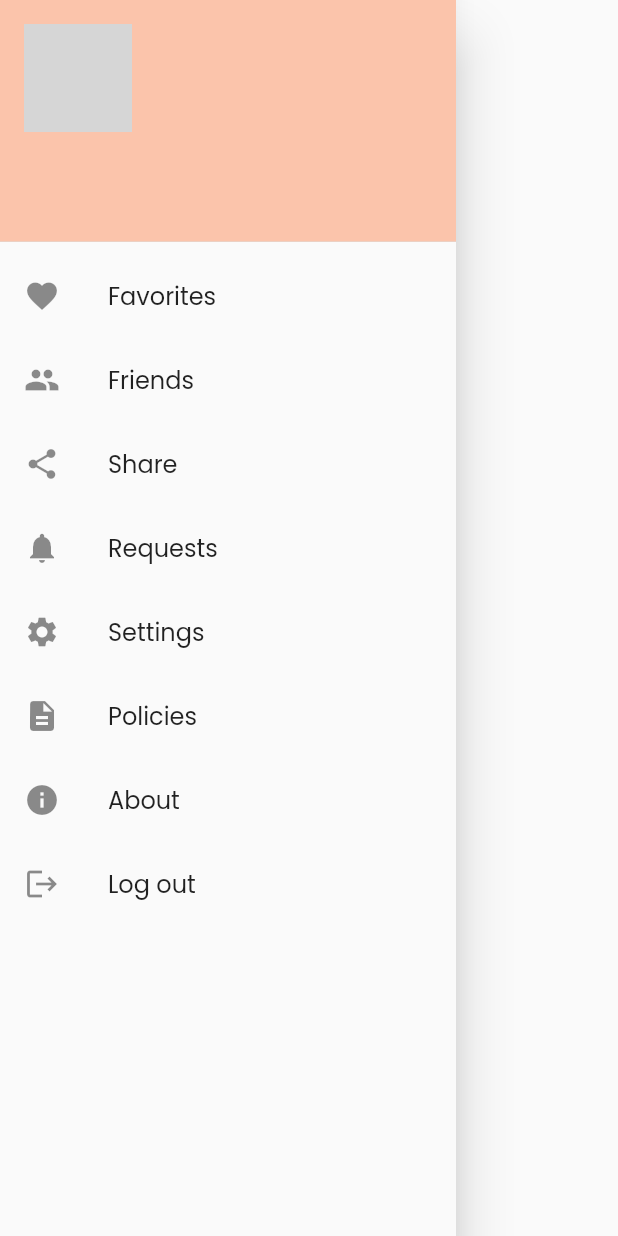
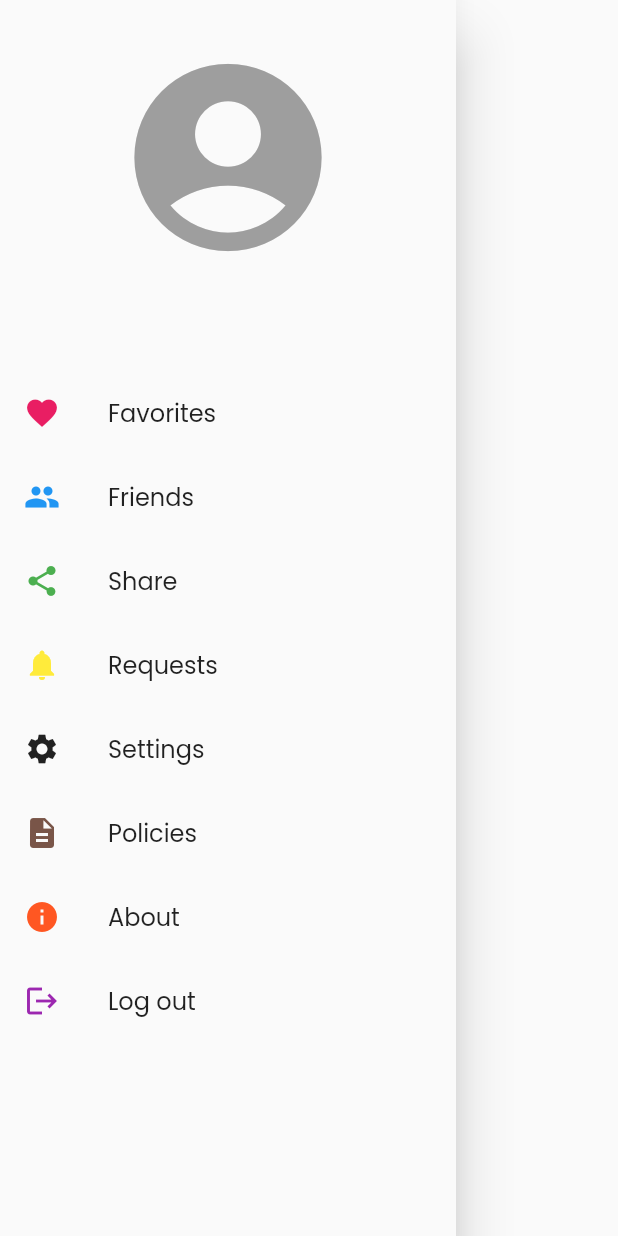
Before and after one commit to YashIngole/CureComm, a Flutter app: what navbar() shows on an empty page, opened directly with empty values, on a phone screen of 412 x 824 dp. Run offline on Flutter 3.47's test engine with Material 2 defaults, Android fonts, the phone set to English and light mode, and no system bars; our stand-ins replace cloud_firestore, firebase_auth, firebase_core, flutter_svg, google_fonts, shared_preferences; missing offline and left inert: side_navigation; accounts and stored records are empty; grey boxes are pictures that could not be loaded.

Commit message:
completed ui of drawer

```diff
--- a/lib/home.dart
+++ b/lib/home.dart
@@ -43,7 +43,7 @@ class _HomeState extends State<Home> {
     return Scaffold(
         key: scaffoldKey,
         drawer: navbar(userName, email),
-        bottomNavigationBar: bottomnav(),
+        // bottomNavigationBar: bottomnav(),
 
         // appBar: BuildAppBar(),
         body: Stack(
--- a/lib/navigationbar.dart
+++ b/lib/navigationbar.dart
@@ -12,64 +12,90 @@ Drawer navbar(String userName, String email) {
 
   return Drawer(
     child: ListView(
+      padding: EdgeInsets.symmetric(vertical: 30),
       children: [
-        UserAccountsDrawerHeader(
-          accountName: Text(
-            userName,
-            style: TextStyle(
-                fontSize: 20, color: Colors.black, fontWeight: FontWeight.bold),
-          ),
-          accountEmail:
-              Text(email, style: TextStyle(fontSize: 15, color: Colors.black)),
-          currentAccountPicture: CircleAvatar(
-            child: ClipOval(
-              child: Image.network(
-                "",
-                width: 90,
-                height: 90,
-                fit: BoxFit.cover,
-              ),
-            ),
-          ),
-          decoration: BoxDecoration(color: ktilecolor),
+        Icon(
+          Icons.account_circle,
+          size: 150,
+          color: Colors.grey,
+        ),
+        SizedBox(
+          height: 10,
+        ),
+        Text(
+          userName,
+          textAlign: TextAlign.center,
+          style: TextStyle(fontWeight: FontWeight.w800),
+        ),
+        Text(
+          email,
+          textAlign: TextAlign.center,
+          style: TextStyle(fontWeight: FontWeight.w600),
+        ),
+        SizedBox(
+          height: 15,
         ),
         ListTile(
-          leading: Icon(Icons.favorite),
+          leading: Icon(
+            Icons.favorite,
+            color: Colors.pink,
+          ),
           title: Text("Favorites"),
           onTap: () {},
         ),
         ListTile(
-          leading: Icon(Icons.people),
+          leading: Icon(
+            Icons.people,
+            color: Colors.blue,
+          ),
           title: Text("Friends"),
           onTap: () {},
         ),
         ListTile(
-          leading: Icon(Icons.share),
+          leading: Icon(
+            Icons.share,
+            color: Colors.green,
+          ),
           title: Text("Share"),
           onTap: () {},
         ),
         ListTile(
-          leading: Icon(Icons.notifications),
+          leading: Icon(
+            Icons.notifications,
+            color: Colors.yellow,
+          ),
           title: Text("Requests"),
           onTap: () {},
         ),
         ListTile(
-          leading: Icon(Icons.settings),
+          leading: Icon(
+            Icons.settings,
+            color: Colors.black87,
+          ),
           title: Text("Settings"),
           onTap: () {},
         ),
         ListTile(
-          leading: Icon(Icons.description),
+          leading: Icon(
+            Icons.description,
+            color: Colors.brown,
+          ),
           title: Text("Policies"),
           onTap: () {},
         ),
         ListTile(
-          leading: Icon(Icons.info),
+          leading: Icon(
+            Icons.info,
+            color: Colors.deepOrange,
+          ),
           title: Text("About"),
           onTap: () {},
         ),
         ListTile(
-          leading: Icon(Icons.logout),
+          leading: Icon(
+            Icons.logout,
+            color: Colors.purple,
+          ),
           title: Text("Log out"),
           onTap: () {
             authService.signOut();
```
